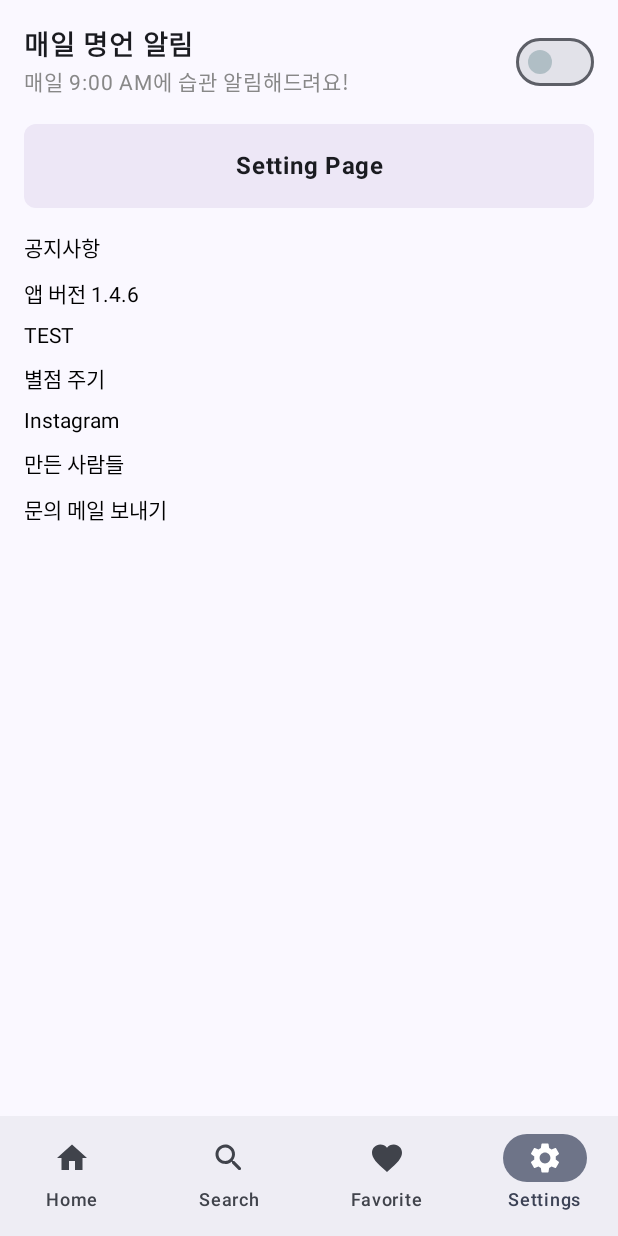
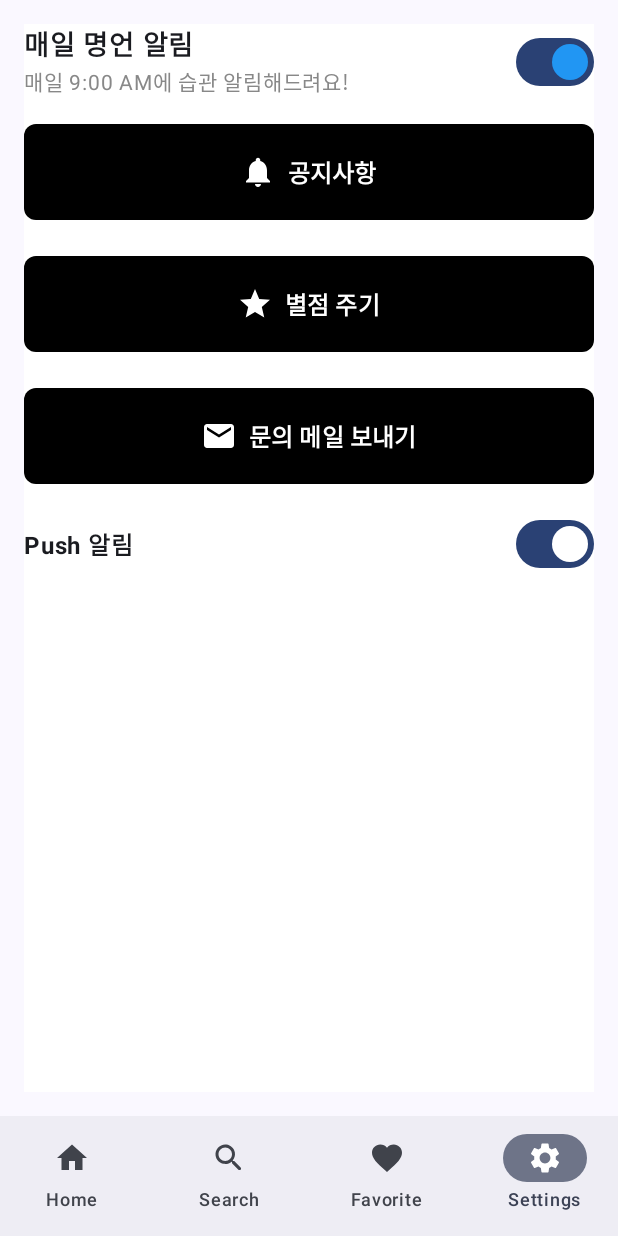
Before and after one commit to gyeolse/wisesaying, an Android app built with Jetpack Compose: the SettingScreen screen opened through its navigation route, on a phone screen of 412 x 824 dp. Run offline under Robolectric (Android 15) with nearby library versions, the phone set to English and light mode, and no system bars; our stand-ins replace Dagger/Hilt's generated code, Room's generated code; libraries missing offline, so code that uses them is left out: com.kakao.sdk.

Commit message:
[ENH] : Modify Database and Some Screens
- N/A

```diff
--- a/app/src/main/java/com/example/androidsample/data/model/wisesaying.kt
+++ b/app/src/main/java/com/example/androidsample/data/model/wisesaying.kt
@@ -8,19 +8,13 @@ import androidx.room.PrimaryKey
 data class WiseSaying(
     @PrimaryKey(autoGenerate = true)
     @ColumnInfo(name = "uid")
-    var uid: Int = 0, // Int는 기본적으로 notNull입니다.
+    var uid: Int = 0, // Int는 기본적으로 notNull
 
-    @ColumnInfo(name = "contents")
-    val contents: String? = null, // nullable 필드
+    @ColumnInfo(name = "contents") val contents: String, // Not null
 
-    @ColumnInfo(name = "author")
-    val author: String? = null, // nullable 필드
+    @ColumnInfo(name = "author") val author: String, // Not null
 
-    @ColumnInfo(name = "isFavorite", defaultValue = "0")
-    val isFavorite: Int = 0 // 기본값이 0인 notNull 필드
-
-//    @PrimaryKey(autoGenerate = true) var uid: Int?= null,
-//    @ColumnInfo(name = "contents") val contents: String? = null,
-//    @ColumnInfo(name = "author") val author: String? = null,
-//    @ColumnInfo(name = "isFavorite") val isFavorite: Int? = null,
+    @ColumnInfo(name = "isFavoriteAddDate") val isFavoriteAddDate: String?,
+    @ColumnInfo(name = "wisesayingTheme") val wisesayingTheme: Int?,
+    @ColumnInfo(name = "isFavorite") val isFavorite: Int? = 0   // 기본값 0
 )
--- a/app/src/main/java/com/example/androidsample/ui/screens/SettingScreen.kt
+++ b/app/src/main/java/com/example/androidsample/ui/screens/SettingScreen.kt
@@ -1,5 +1,7 @@
 package com.example.androidsample.ui.screens
 
+import android.content.Intent
+import android.net.Uri
 import androidx.compose.foundation.background
 import androidx.compose.foundation.layout.Arrangement
 import androidx.compose.foundation.layout.Box
@@ -7,9 +9,18 @@ import androidx.compose.foundation.layout.Column
 import androidx.compose.foundation.layout.Row
 import androidx.compose.foundation.layout.fillMaxSize
 import androidx.compose.foundation.layout.fillMaxWidth
+import androidx.compose.foundation.layout.height
 import androidx.compose.foundation.layout.padding
+import androidx.compose.foundation.layout.width
 import androidx.compose.foundation.shape.RoundedCornerShape
 import androidx.compose.foundation.text.ClickableText
+import androidx.compose.material.icons.Icons
+import androidx.compose.material.icons.filled.Email
+import androidx.compose.material.icons.filled.Notifications
+import androidx.compose.material.icons.filled.Star
+import androidx.compose.material3.Button
+import androidx.compose.material3.ButtonDefaults
+import androidx.compose.material3.Icon
 import androidx.compose.material3.MaterialTheme
 import androidx.compose.material3.Surface
 import androidx.compose.material3.Switch
@@ -24,7 +35,10 @@ import androidx.compose.ui.Alignment
 import androidx.compose.ui.Modifier
 import androidx.compose.ui.draw.clip
 import androidx.compose.ui.graphics.Color
+import androidx.compose.ui.graphics.vector.ImageVector
+import androidx.compose.ui.platform.LocalContext
 import androidx.compose.ui.text.AnnotatedString
+import androidx.compose.ui.text.TextStyle
 import androidx.compose.ui.text.font.FontWeight
 import androidx.compose.ui.text.style.TextAlign
 import androidx.compose.ui.unit.dp
@@ -35,7 +49,8 @@ import com.example.androidsample.ui.theme.AndroidSampleTheme
 @Composable
 fun SettingScreen(navController: NavController) {
     AndroidSampleTheme {
-        MyApp()
+        SampleApp()
+//        MyApp()
 //        Surface(
 //            modifier = Modifier.fillMaxSize(),
 //            color = MaterialTheme.colorScheme.background
@@ -104,6 +119,17 @@ fun MyApp() {
             )
         }
 
+        Button(modifier = Modifier
+            .padding(start = 20.dp, end = 20.dp)
+            .width(246.dp),
+            onClick = { /*TODO*/ }) {
+            Text(text = "공지사항", style = TextStyle(
+                fontSize = 18.sp,
+                fontWeight = FontWeight.Bold,
+                color = Color.Black
+            ), textAlign = TextAlign.Center)
+        }
+
         Column(verticalArrangement = Arrangement.spacedBy(10.dp)) {
             ClickableText(text = AnnotatedString("공지사항"), onClick = { /* TODO */ })
             ClickableText(text = AnnotatedString("앱 버전 1.4.6"), onClick = { /* TODO */ })
@@ -115,3 +141,93 @@ fun MyApp() {
         }
     }
 }
+
+@Composable
+fun SampleApp() {
+    val context = LocalContext.current
+    var isPushNotificationsEnabled by remember { mutableStateOf(true) }
+
+    Column(
+        modifier = Modifier
+            .fillMaxSize()
+            .padding(16.dp)
+            .background(Color.White),
+        verticalArrangement = Arrangement.spacedBy(8.dp)
+    ) {
+        Row(
+            modifier = Modifier.fillMaxWidth(),
+            verticalAlignment = Alignment.CenterVertically,
+            horizontalArrangement = Arrangement.SpaceBetween
+        ) {
+            Column {
+                Text(text = "매일 명언 알림", fontSize = 18.sp, fontWeight = FontWeight.Bold)
+                Text(text = "매일 9:00 AM에 습관 알림해드려요!", fontSize = 14.sp, color = Color.Gray)
+            }
+            Switch(
+                checked = isPushNotificationsEnabled,
+                onCheckedChange = { isPushNotificationsEnabled = it },
+                colors = SwitchDefaults.colors(
+                    checkedThumbColor = Color(0xFF2196F3),
+                    uncheckedThumbColor = Color(0xFFB0BEC5)
+                )
+            )
+        }
+
+        ButtonWithIcon(
+            text = "공지사항",
+            icon = Icons.Default.Notifications,
+            onClick = { /* Handle Notice click */ }
+        )
+        ButtonWithIcon(
+            text = "별점 주기",
+            icon = Icons.Default.Star,
+            onClick = { /* Handle Rating click */ }
+        )
+        ButtonWithIcon(
+            text = "문의 메일 보내기",
+            icon = Icons.Default.Email,
+            onClick = {
+                val intent = Intent(Intent.ACTION_SENDTO).apply {
+                    data = Uri.parse("mailto:example@example.com")
+                }
+                context.startActivity(intent)
+            }
+        )
+        Row(
+            verticalAlignment = Alignment.CenterVertically
+        ) {
+            Text("Push 알림", fontSize = 16.sp, fontWeight = FontWeight.Bold, modifier = Modifier.weight(1f))
+            Switch(
+                checked = isPushNotificationsEnabled,
+                onCheckedChange = { isChecked -> isPushNotificationsEnabled = isChecked }
+            )
+        }
+    }
+}
+
+@Composable
+fun ButtonWithIcon(text: String, icon: ImageVector, onClick: () -> Unit) {
+    Button(
+        onClick = onClick,
+        modifier = Modifier
+            .fillMaxWidth()
+            .height(80.dp)
+            .padding(vertical = 8.dp),
+        shape = RoundedCornerShape(8.dp),
+        colors = ButtonDefaults.buttonColors(containerColor = Color.Black)
+    ) {
+        Row(
+            verticalAlignment = Alignment.CenterVertically,
+            horizontalArrangement = Arrangement.spacedBy(8.dp)
+        ) {
+            Icon(icon, contentDescription = null, tint = Color.White)
+            Text(
+                text = text,
+                color = Color.White,
+                fontSize = 16.sp,
+                fontWeight = FontWeight.Bold
+            )
+        }
+    }
+
+}
```
Also changed, not shown: app/src/main/assets/wisesaying.db.
